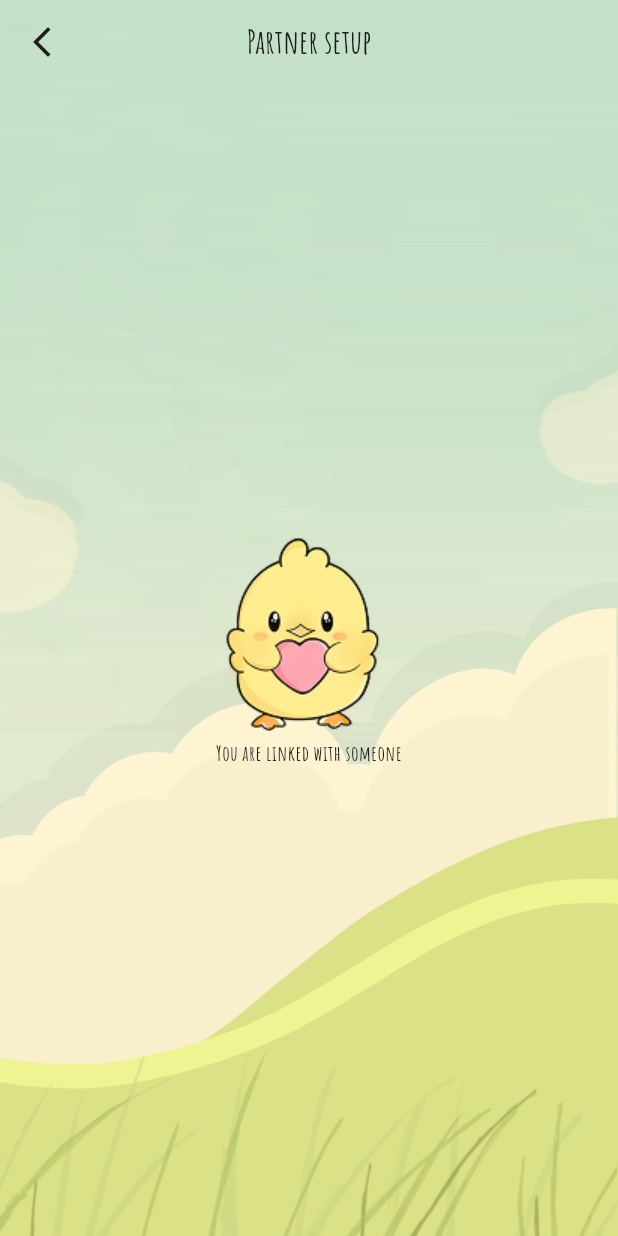
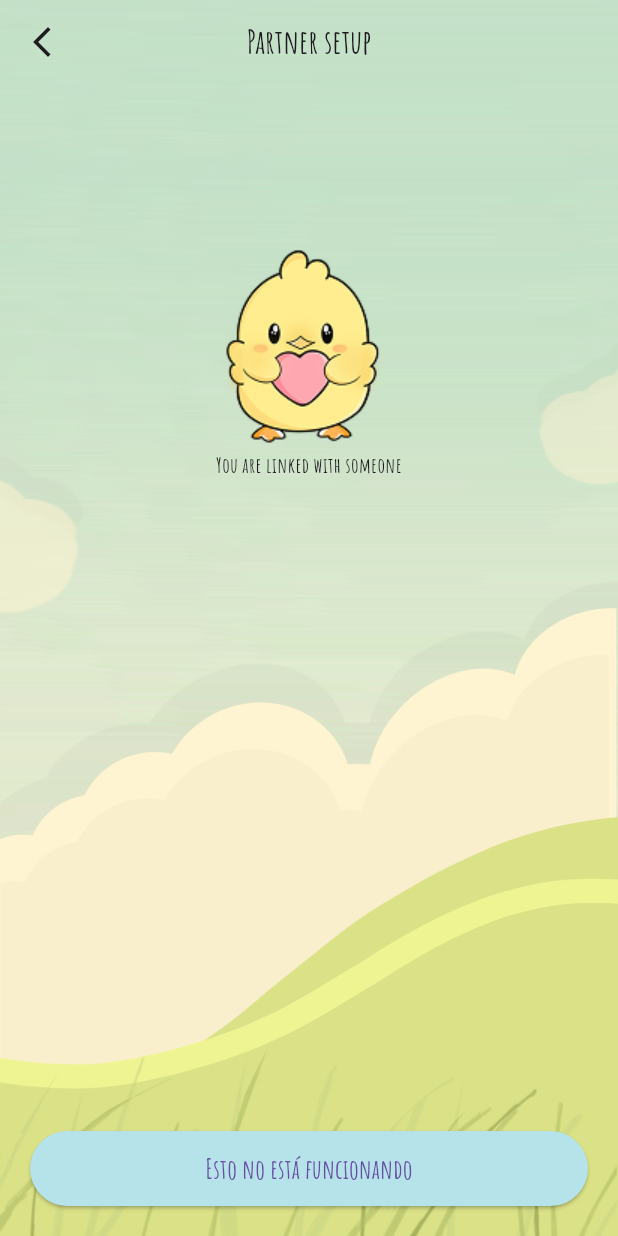
Before and after one commit to PepeRCx/emotions, a Flutter app: the PartnerSetupPage screen opened by its route, on a phone screen of 412 x 824 dp. Run offline on Flutter 3.47's test engine with Material 3 defaults, Android fonts, the phone set to English and light mode, and no system bars; our stand-ins replace firebase_auth, firebase_core, firebase_database, flutter_riverpod, google_nav_bar; missing offline and left inert: home_widget; accounts and stored records are empty; generated files the repository leaves out were written again; statements that could not run were skipped.

Commit message:
[IMP] new folder for auth pages & button font size changed

```diff
--- a/lib/components/buttons/main_button.dart
+++ b/lib/components/buttons/main_button.dart
@@ -23,7 +23,7 @@ class MainButton extends StatelessWidget {
         child: Text(
           text,
           style: TextStyle(
-            fontSize: 16,
+            fontSize: 18,
             fontWeight: FontWeight.w400,
           ),
         ),
--- a/lib/pages/partner_setup.dart
+++ b/lib/pages/partner_setup.dart
@@ -57,7 +57,8 @@ class PartnerSetupPageState extends State<PartnerSetupPage> {
           icon: Icon(Icons.arrow_back_ios_new),
         ),
       ),
-      body: Stack(
+      body: Center(
+        child: Stack(
           children: [
             Positioned.fill(
               child: Image.asset(
@@ -67,6 +68,7 @@ class PartnerSetupPageState extends State<PartnerSetupPage> {
             ),
             isLoading ? LoadingWidget() : isLinked ? LinkedPartnerPage() : LinkPartnerPage(),
           ],
+        ),
       ),
     );
   }
@@ -91,8 +93,13 @@ class LinkedPartnerPageState extends State<LinkedPartnerPage> {
           crossAxisAlignment: CrossAxisAlignment.center,
           mainAxisAlignment: MainAxisAlignment.center,
           children: [
+            SizedBox(height: 100),
             Image.asset('lib/assets/single/heart_chicken.png'),
             Text('You are linked with someone'),
+            Spacer(),
+            MainButton(text: 'Esto no está funcionando', onPressed: () => {
+
+            })
           ],
         ),
       )
```
Also changed, not shown: lib/pages/auth/delete_account.dart (renamed from lib/pages/delete_account.dart), lib/pages/auth/login.dart (renamed from lib/pages/login.dart), lib/pages/auth/password_change.dart (renamed from lib/pages/password_change.dart), lib/pages/auth/signup.dart (renamed from lib/pages/signup.dart), lib/pages/auth/username_change.dart (renamed from lib/pages/username_change.dart). Lines whose indentation alone changed are shown as unchanged.
